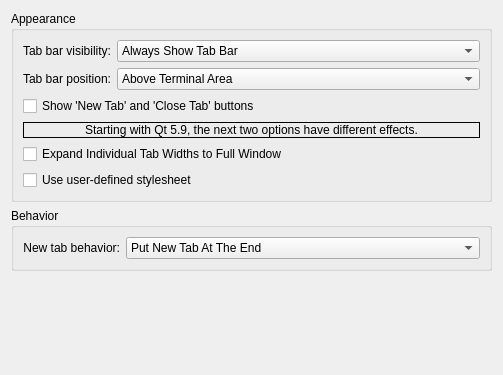
First picture: the form in src/settings/TabBarSettings.ui, repository KDE/konsole, before the edit.
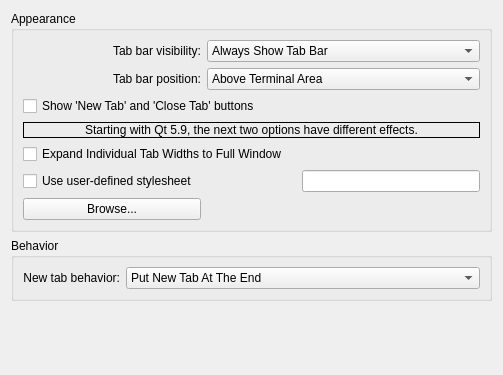
Second picture: the form after the edit. Custom widgets are drawn as their Qt base class.

The edit to the form file:
```diff
--- a/src/settings/TabBarSettings.ui
+++ b/src/settings/TabBarSettings.ui
@@ -28,7 +28,7 @@
        </widget>
       </item>
       <item row="0" column="1" colspan="2">
-       <widget class="KComboBox" name="kcfg_TabBarVisibility">
+       <widget class="QComboBox" name="kcfg_TabBarVisibility">
         <property name="sizePolicy">
          <sizepolicy hsizetype="Preferred" vsizetype="Fixed">
           <horstretch>1</horstretch>
@@ -70,7 +70,7 @@
        </widget>
       </item>
       <item row="5" column="2">
-       <widget class="KUrlRequester" name="kcfg_TabBarUserStyleSheetFile">
+       <widget class="QLineEdit" name="kcfg_TabBarUserStyleSheetFile">
         <property name="sizePolicy">
          <sizepolicy hsizetype="Preferred" vsizetype="Fixed">
           <horstretch>2</horstretch>
@@ -82,6 +82,19 @@
         </property>
        </widget>
       </item>
+      <item>
+          <widget class="QPushButton" name="browseStylesheet">
+              <property name="sizePolicy">
+                  <sizepolicy hsizetype="Preferred" vsizetype="Fixed">
+                      <horstretch>2</horstretch>
+                      <verstretch>0</verstretch>
+                  </sizepolicy>
+              </property>
+              <property name="text">
+                  <string>Browse...</string>
+              </property>
+          </widget>
+      </item>
       <item row="2" column="0" colspan="3">
        <widget class="QCheckBox" name="kcfg_ShowQuickButtons">
         <property name="text">
@@ -97,7 +110,7 @@
        </widget>
       </item>
       <item row="1" column="1" colspan="2">
-       <widget class="KComboBox" name="kcfg_TabBarPosition">
+       <widget class="QComboBox" name="kcfg_TabBarPosition">
         <property name="sizePolicy">
          <sizepolicy hsizetype="Preferred" vsizetype="Fixed">
           <horstretch>1</horstretch>
@@ -155,7 +168,7 @@
        </widget>
       </item>
       <item row="0" column="1">
-       <widget class="KComboBox" name="kcfg_NewTabBehavior">
+       <widget class="QComboBox" name="kcfg_NewTabBehavior">
         <property name="sizePolicy">
          <sizepolicy hsizetype="Preferred" vsizetype="Fixed">
           <horstretch>1</horstretch>
@@ -193,17 +206,6 @@
   </layout>
  </widget>
  <customwidgets>
-  <customwidget>
-   <class>KComboBox</class>
-   <extends>QComboBox</extends>
-   <header>kcombobox.h</header>
-  </customwidget>
-  <customwidget>
-   <class>KUrlRequester</class>
-   <extends>QFrame</extends>
-   <header>kurlrequester.h</header>
-   <container>1</container>
-  </customwidget>
  </customwidgets>
  <resources/>
  <connections/>
```
